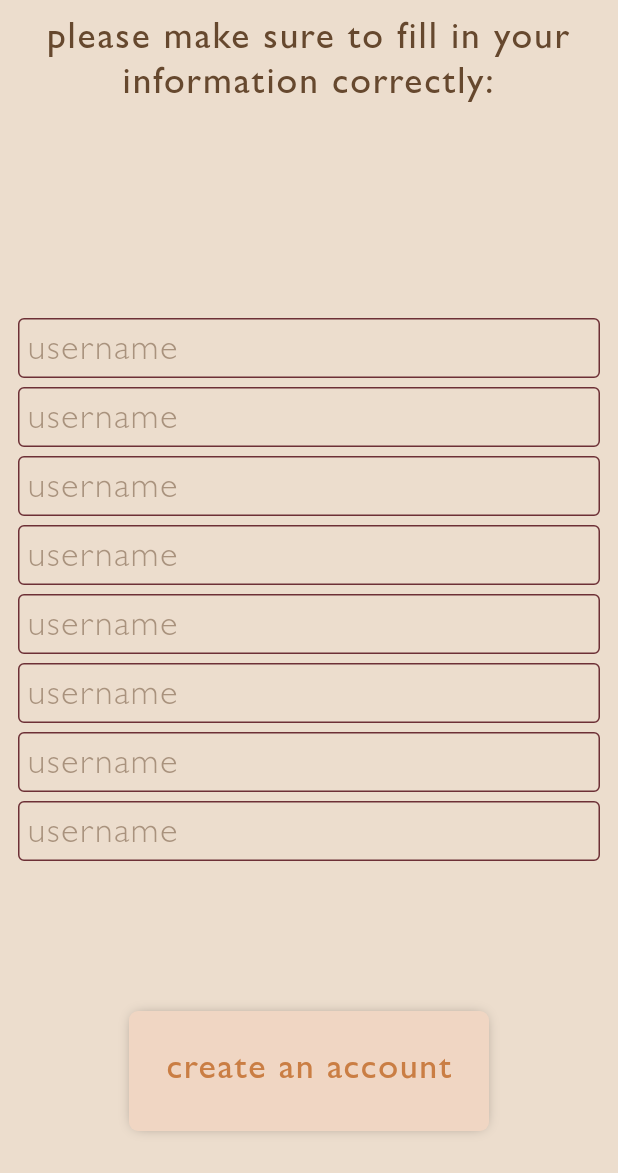
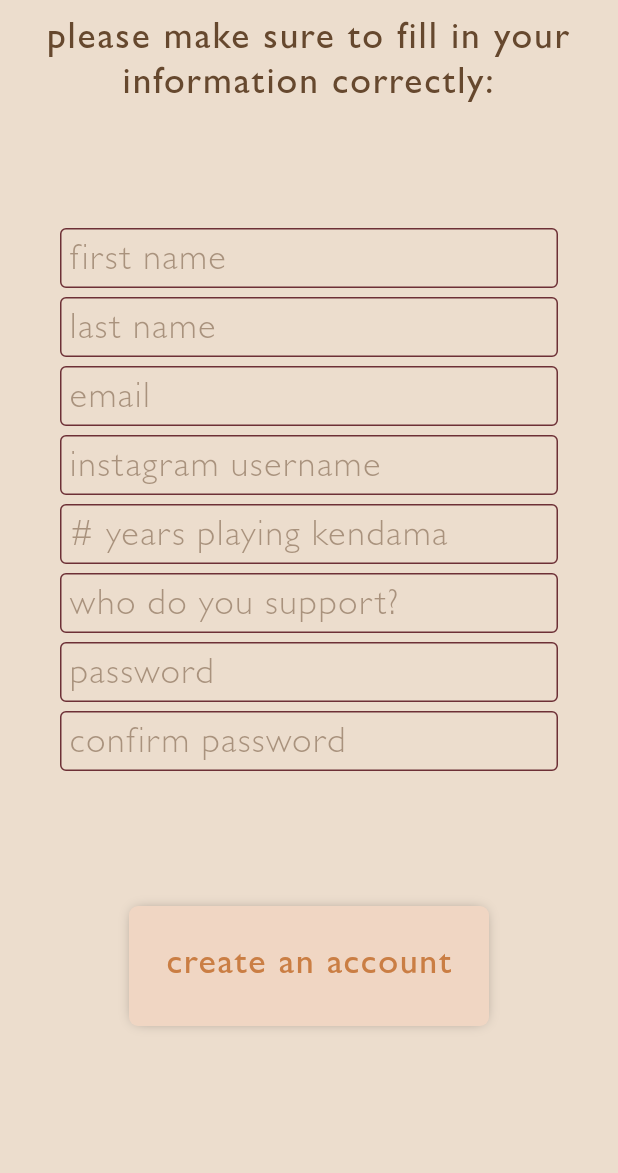
Before and after one commit to Nikola0111/kendamanomics-mobile-flutter, a Flutter app: the screen it shows after launch, swiped to page 4, on a phone screen of 412 x 824 dp. Shown: the top 1173 px of the screen. Run offline on Flutter 3.47's test engine with Material 2 defaults, Android fonts, the phone set to English and light mode, and no system bars; our stand-ins replace easy_localization, go_router, kiwi, supabase_flutter; accounts and stored records are empty; statements that could not run were skipped.

Commit message:
Fixing paddings and register page

```diff
--- a/lib/widgets/custom_input_field.dart
+++ b/lib/widgets/custom_input_field.dart
@@ -3,6 +3,7 @@ import 'package:kendamanomics_mobile/extensions/custom_colors.dart';
 import 'package:kendamanomics_mobile/extensions/custom_text_styles.dart';
 
 class CustomInputField extends StatefulWidget {
+  final String? placeholder;
   final void Function(String)? onChanged;
   final String? hintText;
   final TextInputAction? textInputAction;
@@ -14,6 +15,7 @@ class CustomInputField extends StatefulWidget {
 
   const CustomInputField({
     super.key,
+    this.placeholder,
     this.hintText,
     this.onChanged,
     this.textInputAction,
@@ -49,7 +51,9 @@ class _CustomInputFieldState extends State<CustomInputField> {
 
   @override
   Widget build(BuildContext context) {
-    return Stack(
+    return Padding(
+      padding: const EdgeInsets.symmetric(horizontal: 40.0),
+      child: Stack(
         children: [
           Form(
             key: _formKey,
@@ -84,7 +88,7 @@ class _CustomInputFieldState extends State<CustomInputField> {
                   prefixIconConstraints: const BoxConstraints(maxWidth: 48, maxHeight: 36, minWidth: 48, minHeight: 36),
                   // 40 is debatable, for now this until we can put in an icon for show password
                   contentPadding: EdgeInsets.only(left: 6, right: widget.obscurable ? 40 : 0, bottom: 14, top: 12),
-                hintText: 'username',
+                  hintText: widget.placeholder,
                   hintStyle: CustomTextStyles.of(context).light24Opacity,
                   errorStyle: CustomTextStyles.of(context).light10.copyWith(
                         color: CustomColors.of(context).errorColor,
@@ -127,6 +131,7 @@ class _CustomInputFieldState extends State<CustomInputField> {
           //     ),
           //   )
         ],
+      ),
     );
   }
 
--- a/lib/widgets/register-shell/register_input.dart
+++ b/lib/widgets/register-shell/register_input.dart
@@ -10,59 +10,71 @@ class RegisterInput extends StatelessWidget {
 
   @override
   Widget build(BuildContext context) {
-    return Padding(
-      padding: const EdgeInsets.symmetric(horizontal: 12.0, vertical: 12.0),
+    return GestureDetector(
+      onTap: () {
+        FocusManager.instance.primaryFocus?.unfocus();
+      },
       child: SingleChildScrollView(
         physics: const BouncingScrollPhysics(),
         scrollDirection: Axis.vertical,
+        child: Padding(
+          padding: const EdgeInsets.symmetric(vertical: 12.0),
           child: Column(
             children: [
               Padding(
-              padding: const EdgeInsets.only(bottom: 140.0),
+                padding: const EdgeInsets.only(bottom: 80.0),
                 child: Text(
                   'register_page.fill_in_fields',
                   style: CustomTextStyles.of(context).regular25.apply(color: CustomColors.of(context).primaryText),
                   textAlign: TextAlign.center,
                 ).tr(),
               ),
-            const CustomInputField(
+              CustomInputField(
                 textInputAction: TextInputAction.next,
+                placeholder: 'input_fields.first_name'.tr(),
               ),
               const SizedBox(height: 6.0),
-            const CustomInputField(
+              CustomInputField(
                 textInputAction: TextInputAction.next,
+                placeholder: 'input_fields.last_name'.tr(),
               ),
               const SizedBox(height: 6.0),
-            const CustomInputField(
+              CustomInputField(
                 textInputAction: TextInputAction.next,
+                placeholder: 'input_fields.email'.tr(),
               ),
               const SizedBox(height: 6.0),
-            const CustomInputField(
+              CustomInputField(
                 textInputAction: TextInputAction.next,
+                placeholder: 'input_fields.instagram_username'.tr(),
               ),
               const SizedBox(height: 6.0),
-            const CustomInputField(
+              CustomInputField(
                 textInputAction: TextInputAction.next,
+                placeholder: 'input_fields.experience'.tr(),
               ),
               const SizedBox(height: 6.0),
-            const CustomInputField(
+              CustomInputField(
                 textInputAction: TextInputAction.next,
+                placeholder: 'input_fields.support'.tr(),
               ),
               const SizedBox(height: 6.0),
-            const CustomInputField(
+              CustomInputField(
                 textInputAction: TextInputAction.next,
+                placeholder: 'input_fields.password'.tr(),
               ),
               const SizedBox(height: 6.0),
-            const CustomInputField(
+              CustomInputField(
                 textInputAction: TextInputAction.done,
+                placeholder: 'input_fields.confirm_password'.tr(),
               ),
-            const SizedBox(height: 100.0),
+              const SizedBox(height: 90.0),
               CustomButton(
                 text: 'buttons.create_an_account',
                 customTextColor: CustomColors.of(context).primary,
               ),
-            const SizedBox(height: 20.0),
             ],
+          ),
         ),
       ),
     );
```
Lines whose indentation alone changed are shown as unchanged.
